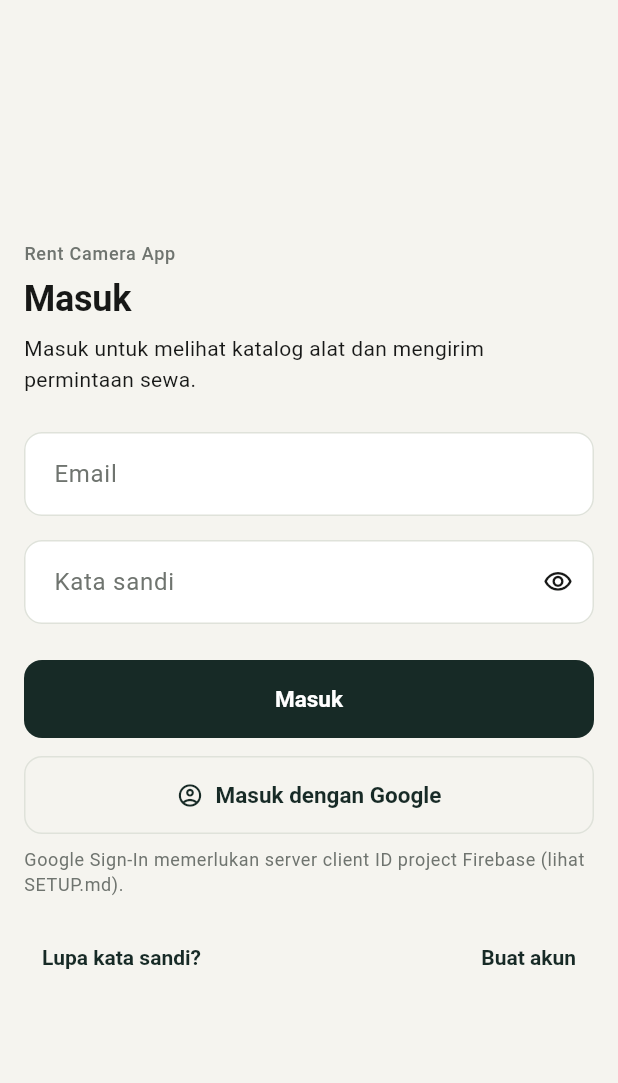
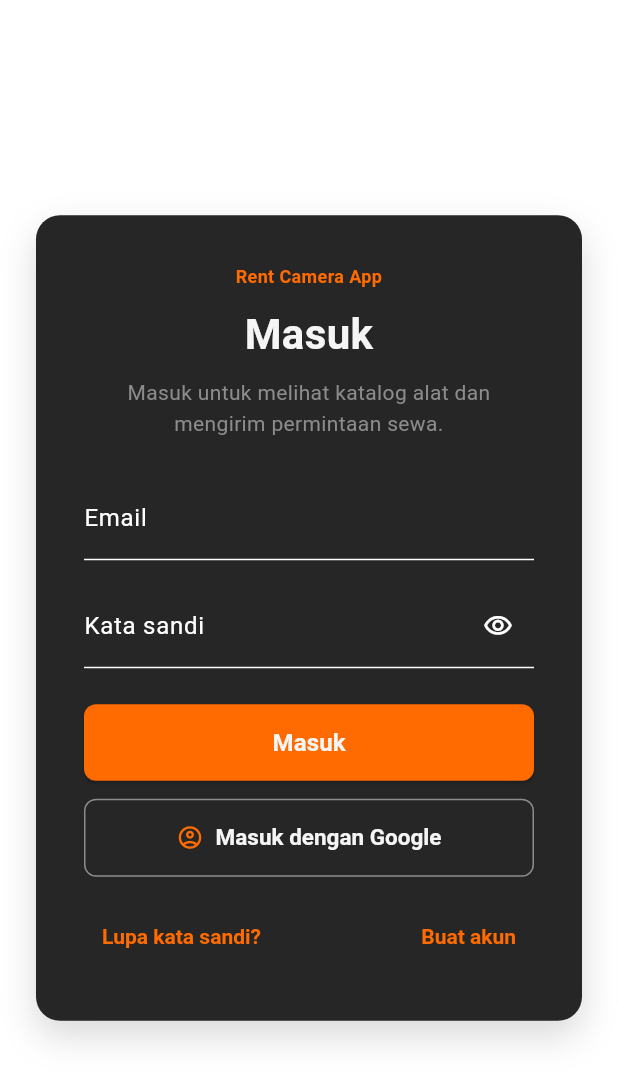
Before and after one commit to CodingWithFiraz/rent-camera-app, a Flutter app: the screen it shows after launch, on a phone screen of 412 x 824 dp. Shown: the top 1083 px of the screen. Run offline on Flutter 3.47's test engine with Material 3 defaults, Android fonts, the phone set to English and light mode, and no system bars; our stand-ins replace cloud_firestore, firebase_auth, firebase_core, flutter_riverpod, go_router, google_sign_in; accounts and stored records are empty.

Commit message:
Redesain login

```diff
--- a/lib/features/auth/presentation/login_screen.dart
+++ b/lib/features/auth/presentation/login_screen.dart
@@ -10,12 +10,8 @@ import '../../../core/widgets/app_form_banner.dart';
 import '../../../core/widgets/app_primary_button.dart';
 import '../../../core/widgets/app_text_field.dart';
 import 'auth_controller.dart';
-import 'widgets/auth_form_layout.dart';
 
 /// Layar login: email + kata sandi, atau Google Sign-In.
-///
-/// Navigasi setelah login tidak dilakukan di sini: route guard memindahkan
-/// pengguna ke katalog begitu `authStateChanges()` melaporkan sesi aktif.
 class LoginScreen extends ConsumerStatefulWidget {
   const LoginScreen({super.key});
 
@@ -31,8 +27,6 @@ class _LoginScreenState extends ConsumerState<LoginScreen> {
   @override
   void initState() {
     super.initState();
-    // Bersihkan pesan dari percobaan sebelumnya. Dilakukan setelah frame
-    // pertama karena mengubah state provider saat build tidak diizinkan.
     WidgetsBinding.instance.addPostFrameCallback((_) {
       if (mounted) {
         ref.read(authControllerProvider.notifier).clearMessages();
@@ -52,8 +46,6 @@ class _LoginScreenState extends ConsumerState<LoginScreen> {
     if (form == null || !form.validate()) {
       return;
     }
-    // Nilai yang diketik pengguna, dibaca ke variabel lokal agar pemanggilan
-    // aksi terbaca jelas.
     final String rawInput = _passwordController.text;
     await ref
         .read(authControllerProvider.notifier)
@@ -69,8 +61,6 @@ class _LoginScreenState extends ConsumerState<LoginScreen> {
     _showNoticeIfAny();
   }
 
-  /// Menampilkan peringatan non-fatal (mis. dokumen profil gagal disinkronkan)
-  /// tanpa menyembunyikannya sebagai sukses penuh.
   void _showNoticeIfAny() {
     if (!mounted) {
       return;
@@ -84,98 +74,215 @@ class _LoginScreenState extends ConsumerState<LoginScreen> {
 
   @override
   Widget build(BuildContext context) {
-    final theme = Theme.of(context);
+    // Definisi Warna
+    const Color charcoal = Color(0xFF262626);
+    const Color shutterGray = Color(0xFF8C8C8C);
+    const Color studioOrange = Color(0xFFFF6B00);
+    const Color offWhite = Color(0xFFF5F5F5);
+
     final authState = ref.watch(authControllerProvider);
     final isSubmitting = authState.isSubmitting;
     final errorMessage = authState.errorMessage;
 
-    return AuthFormLayout(
-      title: 'Masuk',
-      subtitle:
+    // Scaffold dengan latar belakang paling luar berwarna Putih
+    return Scaffold(
+      backgroundColor: Colors.white,
+      body: Center(
+        child: SingleChildScrollView(
+          padding: const EdgeInsets.all(24.0),
+          child: ConstrainedBox(
+            constraints: const BoxConstraints(maxWidth: 480),
+            // Kotak Hitam (Charcoal) di tengah dengan Efek Bayangan (Shadow)
+            child: Container(
+              padding: const EdgeInsets.all(32.0),
+              decoration: BoxDecoration(
+                color: charcoal,
+                borderRadius: BorderRadius.circular(16),
+                boxShadow: [
+                  BoxShadow(
+                    color: Colors.black.withOpacity(0.15),
+                    blurRadius: 20,
+                    offset: const Offset(0, 10),
+                  ),
+                ],
+              ),
+              child: Column(
+                crossAxisAlignment: CrossAxisAlignment.stretch,
+                mainAxisSize: MainAxisSize.min,
+                children: [
+                  // Judul & Subjudul Rata Tengah
+                  const Text(
+                    'Rent Camera App',
+                    textAlign: TextAlign.center,
+                    style: TextStyle(
+                      color: studioOrange,
+                      fontSize: 12,
+                      fontWeight: FontWeight.w600,
+                    ),
+                  ),
+                  const SizedBox(height: 8),
+                  const Text(
+                    'Masuk',
+                    textAlign: TextAlign.center,
+                    style: TextStyle(
+                      color: offWhite,
+                      fontSize: 28,
+                      fontWeight: FontWeight.bold,
+                    ),
+                  ),
+                  const SizedBox(height: 8),
+                  const Text(
                     'Masuk untuk melihat katalog alat dan mengirim permintaan sewa.',
-      children: <Widget>[
-        if (errorMessage != null) ...<Widget>[
+                    textAlign: TextAlign.center,
+                    style: TextStyle(color: shutterGray, fontSize: 14),
+                  ),
+                  const SizedBox(height: 24),
+
+                  if (errorMessage != null) ...[
                     AppFormBanner.error(errorMessage),
                     const SizedBox(height: AppSpacing.lg),
                   ],
+
+                  // Form Input
                   Form(
                     key: _formKey,
                     child: AutofillGroup(
                       child: Column(
                         crossAxisAlignment: CrossAxisAlignment.stretch,
                         children: <Widget>[
-                AppTextField(
+                          Theme(
+                            data: ThemeData.dark().copyWith(
+                              colorScheme: const ColorScheme.dark(
+                                primary: studioOrange,
+                              ),
+                            ),
+                            child: AppTextField(
                               controller: _identifierController,
                               label: 'Email',
                               enabled: !isSubmitting,
                               keyboardType: TextInputType.emailAddress,
                               textInputAction: TextInputAction.next,
-                  autofillHints: const <String>[AutofillHints.email],
+                              autofillHints: const <String>[
+                                AutofillHints.email,
+                              ],
                               validator: (value) => Validators.loginIdentifier(
                                 value,
                                 adminAlias: AppConfig.adminLoginAlias,
-                    isAdminAliasConfigured: AppConfig.isAdminAliasConfigured,
+                                isAdminAliasConfigured:
+                                    AppConfig.isAdminAliasConfigured,
                               ),
                               helperText: AppConfig.isAdminAliasConfigured
                                   ? 'Email akun, atau alias "${AppConfig.adminLoginAlias}".'
                                   : null,
                             ),
+                          ),
                           const SizedBox(height: AppSpacing.fieldGap),
-                AppTextField(
+                          Theme(
+                            data: ThemeData.dark().copyWith(
+                              colorScheme: const ColorScheme.dark(
+                                primary: studioOrange,
+                              ),
+                            ),
+                            child: AppTextField(
                               controller: _passwordController,
                               label: 'Kata sandi',
                               obscureText: true,
                               enabled: !isSubmitting,
                               textInputAction: TextInputAction.done,
-                  autofillHints: const <String>[AutofillHints.password],
+                              autofillHints: const <String>[
+                                AutofillHints.password,
+                              ],
                               validator: Validators.password,
                               onFieldSubmitted: (_) => _submit(),
+                            ),
                           ),
                         ],
                       ),
                     ),
                   ),
                   const SizedBox(height: AppSpacing.xl),
-        AppPrimaryButton(
-          label: 'Masuk',
-          onPressed: _submit,
-          isLoading: isSubmitting,
+
+                  // Tombol Masuk Utama
+                  ElevatedButton(
+                    style: ElevatedButton.styleFrom(
+                      backgroundColor: studioOrange,
+                      foregroundColor: offWhite,
+                      padding: const EdgeInsets.symmetric(vertical: 16),
+                      shape: RoundedRectangleBorder(
+                        borderRadius: BorderRadius.circular(8),
+                      ),
+                    ),
+                    onPressed: isSubmitting ? null : _submit,
+                    child: isSubmitting
+                        ? const SizedBox(
+                            height: 20,
+                            width: 20,
+                            child: CircularProgressIndicator(
+                              strokeWidth: 2,
+                              color: offWhite,
+                            ),
+                          )
+                        : const Text(
+                            'Masuk',
+                            style: TextStyle(
+                              fontWeight: FontWeight.bold,
+                              fontSize: 16,
+                            ),
+                          ),
                   ),
                   const SizedBox(height: AppSpacing.md),
+
+                  // Tombol Google Sign In
                   OutlinedButton.icon(
+                    style: OutlinedButton.styleFrom(
+                      foregroundColor: offWhite,
+                      side: const BorderSide(color: shutterGray),
+                      padding: const EdgeInsets.symmetric(vertical: 14),
+                      shape: RoundedRectangleBorder(
+                        borderRadius: BorderRadius.circular(8),
+                      ),
+                    ),
                     onPressed: isSubmitting ? null : _submitWithGoogle,
-          icon: const Icon(Icons.account_circle_outlined, size: 18),
+                    icon: const Icon(
+                      Icons.account_circle_outlined,
+                      size: 18,
+                      color: studioOrange,
+                    ),
                     label: const Text('Masuk dengan Google'),
                   ),
-        if (!AppConfig.isGoogleServerClientIdConfigured) ...<Widget>[
-          const SizedBox(height: AppSpacing.sm),
-          Text(
-            'Google Sign-In memerlukan server client ID project Firebase '
-            '(lihat SETUP.md).',
-            style: theme.textTheme.bodySmall,
-          ),
-        ],
+
                   const SizedBox(height: AppSpacing.lg),
-        Wrap(
-          alignment: WrapAlignment.spaceBetween,
-          spacing: AppSpacing.sm,
-          crossAxisAlignment: WrapCrossAlignment.center,
+
+                  // Tautan Bawah (Lupa kata sandi & Buat akun)
+                  Row(
+                    mainAxisAlignment: MainAxisAlignment.spaceBetween,
                     children: <Widget>[
                       TextButton(
                         onPressed: isSubmitting
                             ? null
                             : () => context.go(AppRoutes.forgotPassword),
-              child: const Text('Lupa kata sandi?'),
+                        child: const Text(
+                          'Lupa kata sandi?',
+                          style: TextStyle(color: studioOrange),
+                        ),
                       ),
                       TextButton(
                         onPressed: isSubmitting
                             ? null
                             : () => context.go(AppRoutes.register),
-              child: const Text('Buat akun'),
+                        child: const Text(
+                          'Buat akun',
+                          style: TextStyle(color: studioOrange),
+                        ),
                       ),
                     ],
                   ),
                 ],
+              ),
+            ),
+          ),
+        ),
+      ),
     );
   }
 }
```
Lines whose indentation alone changed are shown as unchanged.
